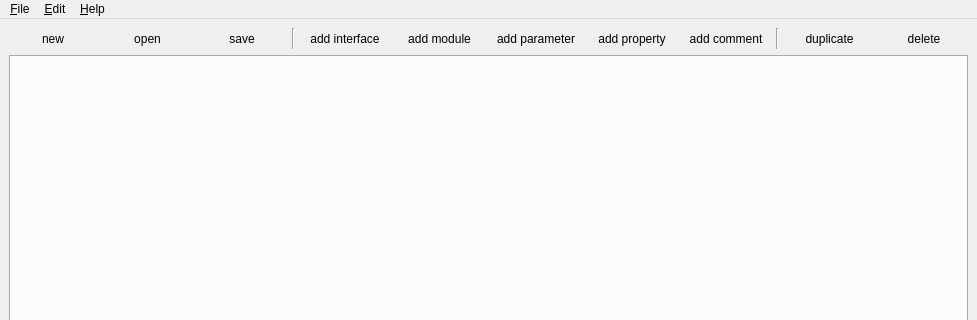
SampleEnvironment/frappy, file frappy/gui/cfg_editor/ui/mainwindow.ui: the form before one commit; both pictures show x 0 to 977 and y 0 to 320 of the 977 by 799 pixel window.
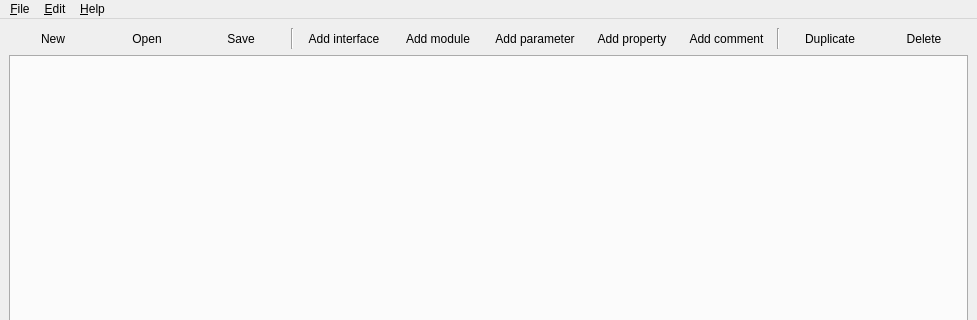
The form after the commit. Icons and pictures are not drawn.

```diff
--- a/frappy/gui/cfg_editor/ui/mainwindow.ui
+++ b/frappy/gui/cfg_editor/ui/mainwindow.ui
@@ -34,7 +34,7 @@
          <string>create new SEC node</string>
         </property>
         <property name="text">
-         <string>new</string>
+         <string>New</string>
         </property>
         <property name="icon">
          <iconset resource="icons/cfg-editor.qrc">
@@ -67,7 +67,7 @@
          <string>open file</string>
         </property>
         <property name="text">
-         <string>open</string>
+         <string>Open</string>
         </property>
         <property name="icon">
          <iconset resource="icons/cfg-editor.qrc">
@@ -100,7 +100,7 @@
          <string>save</string>
         </property>
         <property name="text">
-         <string>save</string>
+         <string>Save</string>
         </property>
         <property name="icon">
          <iconset resource="icons/cfg-editor.qrc">
@@ -140,7 +140,7 @@
          <string>add interface</string>
         </property>
         <property name="text">
-         <string>add interface</string>
+         <string>Add interface</string>
         </property>
         <property name="icon">
          <iconset resource="icons/cfg-editor.qrc">
@@ -173,7 +173,7 @@
          <string>add module</string>
         </property>
         <property name="text">
-         <string>add module</string>
+         <string>Add module</string>
         </property>
         <property name="icon">
          <iconset resource="icons/cfg-editor.qrc">
@@ -206,7 +206,7 @@
          <string>add parameter</string>
         </property>
         <property name="text">
-         <string>add parameter</string>
+         <string>Add parameter</string>
         </property>
         <property name="icon">
          <iconset resource="icons/cfg-editor.qrc">
@@ -239,7 +239,7 @@
          <string>add property</string>
         </property>
         <property name="text">
-         <string>add property</string>
+         <string>Add property</string>
         </property>
         <property name="icon">
          <iconset>
@@ -272,7 +272,7 @@
          <string>add comment</string>
         </property>
         <property name="text">
-         <string>add comment</string>
+         <string>Add comment</string>
         </property>
         <property name="icon">
          <iconset resource="icons/cfg-editor.qrc">
@@ -319,7 +319,7 @@
          <string>duplicate module or interface</string>
         </property>
         <property name="text">
-         <string>duplicate</string>
+         <string>Duplicate</string>
         </property>
         <property name="icon">
          <iconset resource="icons/cfg-editor.qrc">
@@ -352,7 +352,7 @@
          <string>delete</string>
         </property>
         <property name="text">
-         <string>delete</string>
+         <string>Delete</string>
         </property>
         <property name="icon">
          <iconset resource="icons/cfg-editor.qrc">
```
Left out of the diff: 2 changed lines with no effect on the pictures.
